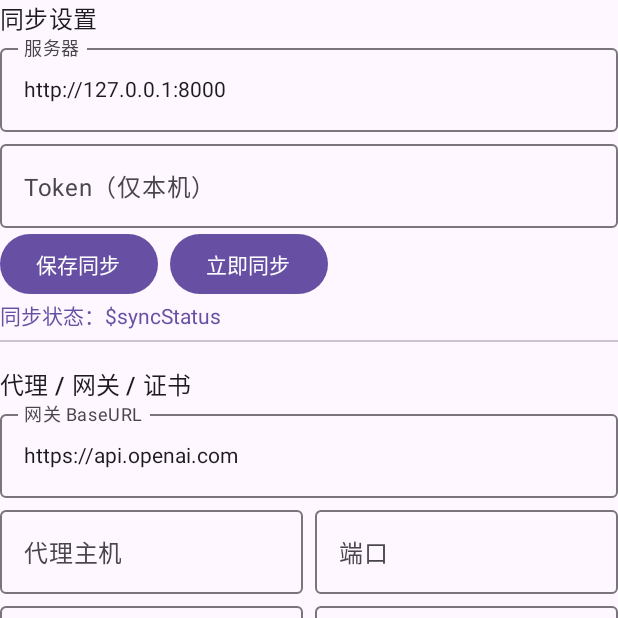
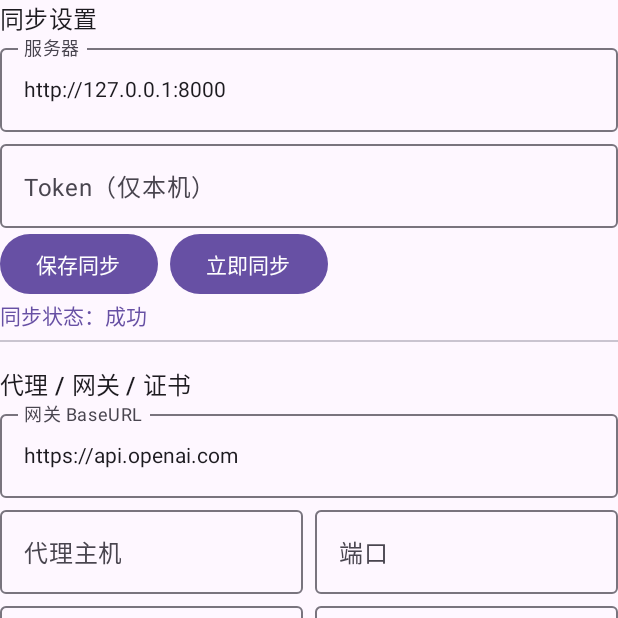
Before and after one commit to luoyang815-del/todo-ai, an Android app built with Jetpack Compose: the composable SettingsTab shown on its own in the app's theme, after a tap on "立即同步", on a phone screen of 412 x 824 dp, the top half of it. Run offline under Robolectric (Android 15) with nearby library versions, the phone set to English and light mode, and no system bars; 1 statement that could not run was skipped.

Commit message:
Update MainActivity.kt

```diff
--- a/app/src/main/java/com/aihelper/app/MainActivity.kt
+++ b/app/src/main/java/com/aihelper/app/MainActivity.kt
@@ -1,4 +1,3 @@
-
 package com.aihelper.app
 
 import android.os.Bundle
@@ -13,97 +12,156 @@ import androidx.compose.runtime.*
 import androidx.compose.ui.Modifier
 import androidx.compose.ui.text.input.PasswordVisualTransformation
 import androidx.compose.ui.unit.dp
-import com.aihelper.app.core.*
+import com.aihelper.app.core.Notifier
+import com.aihelper.app.core.Storage
+import com.aihelper.app.core.Todo
 import kotlinx.coroutines.launch
 
 class MainActivity : ComponentActivity() {
   override fun onCreate(savedInstanceState: Bundle?) {
     super.onCreate(savedInstanceState)
-    setContent { MainScreen() }
+    setContent { MainScreen() } // 注意：避免与 Application(App.kt) 同名
   }
 }
 
-@Composable fun MainScreen() {
+@Composable
+fun MainScreen() {
   var tab by remember { mutableStateOf(0) }
   var log by remember { mutableStateOf("") }
   MaterialTheme {
     Column(Modifier.fillMaxSize().padding(12.dp)) {
       TabRow(selectedTabIndex = tab) {
-        Tab(selected = tab==0, onClick={tab=0}, text={ Text("代办") })
-        Tab(selected = tab==1, onClick={tab=1}, text={ Text("聊天") })
-        Tab(selected = tab==2, onClick={tab=2}, text={ Text("设置") })
+        Tab(selected = tab == 0, onClick = { tab = 0 }, text = { Text("代办") })
+        Tab(selected = tab == 1, onClick = { tab = 1 }, text = { Text("聊天") })
+        Tab(selected = tab == 2, onClick = { tab = 2 }, text = { Text("设置") })
       }
       Spacer(Modifier.height(12.dp))
-      when(tab){ 0 -> TodoTab { log = it }; 1 -> ChatTab { log = it }; 2 -> SettingsTab { log = it } }
+      when (tab) {
+        0 -> TodoTab { log = it }
+        1 -> ChatTab { log = it }
+        2 -> SettingsTab { log = it }
+      }
       Spacer(Modifier.height(8.dp))
       if (log.isNotBlank()) Text(log)
     }
   }
 }
 
-@Composable fun TodoTab(onLog:(String)->Unit){
+@Composable
+fun TodoTab(onLog: (String) -> Unit) {
   val ctx = androidx.compose.ui.platform.LocalContext.current
   val scope = rememberCoroutineScope()
   var title by remember { mutableStateOf("") }
   var content by remember { mutableStateOf("") }
   var todos by remember { mutableStateOf(listOf<Todo>()) }
 
-  LaunchedEffect(Unit){ todos = Storage.loadTodos(ctx) }
+  LaunchedEffect(Unit) { todos = Storage.loadTodos(ctx) }
 
   Row(Modifier.fillMaxWidth(), horizontalArrangement = Arrangement.spacedBy(8.dp)) {
-    OutlinedTextField(title, {title=it}, label={Text("标题")}, modifier=Modifier.weight(1f))
-    OutlinedTextField(content, {content=it}, label={Text("内容")}, modifier=Modifier.weight(1f))
+    OutlinedTextField(
+      value = title,
+      onValueChange = { title = it },
+      label = { Text("标题") },
+      modifier = Modifier.weight(1f)
+    )
+    OutlinedTextField(
+      value = content,
+      onValueChange = { content = it },
+      label = { Text("内容") },
+      modifier = Modifier.weight(1f)
+    )
   }
+
   Spacer(Modifier.height(8.dp))
+
   Row(horizontalArrangement = Arrangement.spacedBy(8.dp)) {
     Button(onClick = {
       scope.launch {
-        if (title.isBlank() && content.isBlank()) { Toast.makeText(ctx, "请输入内容", Toast.LENGTH_SHORT).show(); return@launch }
+        if (title.isBlank() && content.isBlank()) {
+          Toast.makeText(ctx, "请输入内容", Toast.LENGTH_SHORT).show()
+          return@launch
+        }
         val now = System.currentTimeMillis()
-        val t = Todo(id = now.toString(), title = title.ifBlank{"(无标题)"}, content = content, updatedAt = now)
+        val t = Todo(
+          id = now.toString(),
+          title = title.ifBlank { "(无标题)" },
+          content = content,
+          updatedAt = now
+        )
         todos = listOf(t) + todos
         Storage.saveTodos(ctx, todos)
-        title=""; content=""
+        title = ""
+        content = ""
         Notifier.notify(ctx, "已写入代办", t.title)
         onLog("已写入代办并刷新列表")
       }
-    }){ Text("写入本地") }
+    }) { Text("写入本地") }
 
     Button(onClick = {
       scope.launch {
         val f = Storage.exportJson(ctx)
-        onLog("已导出到: ${'$'}{f.absolutePath}")
-        Toast.makeText(ctx, "导出完成: ${'$'}{f.name}", Toast.LENGTH_SHORT).show()
+        onLog("已导出到: ${f.absolutePath}")
+        Toast.makeText(ctx, "导出完成: ${f.name}", Toast.LENGTH_SHORT).show()
       }
-    }){ Text("导出数据") }
+    }) { Text("导出数据") }
   }
-  Spacer(Modifier.height(8.dp)); Divider()
-  Text("最近代办", style = MaterialTheme.typography.titleMedium, modifier = Modifier.padding(top=8.dp, bottom=8.dp))
-  LazyColumn(Modifier.fillMaxWidth().weight(1f, fill=false)) {
-    items(todos){ t -> Text("• " + (t.title.ifBlank{t.content}.take(60))) }
+
+  Spacer(Modifier.height(8.dp))
+  Divider()
+
+  Text(
+    "最近代办",
+    style = MaterialTheme.typography.titleMedium,
+    modifier = Modifier.padding(vertical = 8.dp)
+  )
+
+  LazyColumn(
+    modifier = Modifier
+      .fillMaxWidth()
+      .weight(1f, fill = false)
+  ) {
+    items(todos) { t ->
+      Text("• " + (t.title.ifBlank { t.content }.take(60)))
+    }
   }
 }
 
-@Composable fun ChatTab(onLog:(String)->Unit){
+@Composable
+fun ChatTab(onLog: (String) -> Unit) {
   val ctx = androidx.compose.ui.platform.LocalContext.current
   val scope = rememberCoroutineScope()
   var input by remember { mutableStateOf("请总结今天的代办，并生成 3 条下一步待办。") }
   var model by remember { mutableStateOf("gpt-4o-mini") }
   var reply by remember { mutableStateOf("") }
 
-  OutlinedTextField(model, {model=it}, label={Text("模型")}, modifier=Modifier.fillMaxWidth())
-  OutlinedTextField(input, {input=it}, label={Text("输入")}, modifier=Modifier.fillMaxWidth())
+  OutlinedTextField(
+    value = model,
+    onValueChange = { model = it },
+    label = { Text("模型") },
+    modifier = Modifier.fillMaxWidth()
+  )
+  OutlinedTextField(
+    value = input,
+    onValueChange = { input = it },
+    label = { Text("输入") },
+    modifier = Modifier.fillMaxWidth()
+  )
+
   Row(horizontalArrangement = Arrangement.spacedBy(8.dp)) {
     Button(onClick = {
       scope.launch {
+        // TODO: 对接你的网关/代理；此处为演示回复
         reply = "【示例回复】这是根据你的输入生成的总结与 3 条待办建议。"
         onLog("已收到回复并保存（本地）")
       }
-    }){ Text("发送") }
+    }) { Text("发送") }
 
     Button(onClick = {
       scope.launch {
-        if (reply.isBlank()) { Toast.makeText(ctx,"暂无回复内容",Toast.LENGTH_SHORT).show(); return@launch }
+        if (reply.isBlank()) {
+          Toast.makeText(ctx, "暂无回复内容", Toast.LENGTH_SHORT).show()
+          return@launch
+        }
         val now = System.currentTimeMillis()
         val t = Todo(id = now.toString(), title = reply.take(18), content = reply, updatedAt = now)
         val todos = Storage.loadTodos(ctx).let { listOf(t) + it }
@@ -111,12 +169,17 @@ class MainActivity : ComponentActivity() {
         Notifier.notify(ctx, "AI 转为代办", t.title)
         onLog("已将回复保存为代办")
       }
-    }){ Text("转为代办") }
+    }) { Text("转为代办") }
   }
-  if (reply.isNotBlank()) { Spacer(Modifier.height(8.dp)); Text("回复：\n"+reply) }
+
+  if (reply.isNotBlank()) {
+    Spacer(Modifier.height(8.dp))
+    Text("回复：\n$reply")
+  }
 }
 
-@Composable fun SettingsTab(onLog:(String)->Unit){
+@Composable
+fun SettingsTab(onLog: (String) -> Unit) {
   val ctx = androidx.compose.ui.platform.LocalContext.current
   var server by remember { mutableStateOf("http://127.0.0.1:8000") }
   var token by remember { mutableStateOf("") }
@@ -127,44 +190,87 @@ class MainActivity : ComponentActivity() {
   var proxyPass by remember { mutableStateOf("") }
   var syncStatus by remember { mutableStateOf("") }
 
-  LazyColumn(Modifier.fillMaxSize(), verticalArrangement = Arrangement.spacedBy(10.dp)) {
+  LazyColumn(
+    modifier = Modifier.fillMaxSize(),
+    verticalArrangement = Arrangement.spacedBy(10.dp)
+  ) {
     item {
-      Text("同步设置", style=MaterialTheme.typography.titleMedium)
-      OutlinedTextField(server, {server=it}, label={Text("服务器")}, modifier=Modifier.fillMaxWidth())
-      OutlinedTextField(token, {token=it}, label={Text("Token（仅本机）")}, visualTransformation=PasswordVisualTransformation(), modifier=Modifier.fillMaxWidth())
+      Text("同步设置", style = MaterialTheme.typography.titleMedium)
+      OutlinedTextField(
+        value = server,
+        onValueChange = { server = it },
+        label = { Text("服务器") },
+        modifier = Modifier.fillMaxWidth()
+      )
+      OutlinedTextField(
+        value = token,
+        onValueChange = { token = it },
+        label = { Text("Token（仅本机）") },
+        visualTransformation = PasswordVisualTransformation(),
+        modifier = Modifier.fillMaxWidth()
+      )
       Row(horizontalArrangement = Arrangement.spacedBy(8.dp)) {
-        Button(onClick = { onLog("已保存服务器/Token"); syncStatus=""; }){ Text("保存同步") }
+        Button(onClick = { onLog("已保存服务器/Token"); syncStatus = "" }) { Text("保存同步") }
         Button(onClick = {
-          // 示例：可改为 Sync.api(server).push/pull
-          syncStatus="成功"; onLog("立即同步: ok")
-        }){ Text("立即同步") }
+          // TODO：这里替换为 Sync.api(server).push/pull 的真实调用
+          syncStatus = "成功"
+          onLog("立即同步: ok")
+        }) { Text("立即同步") }
       }
       if (syncStatus.isNotBlank()) {
-        val color = if (syncStatus=="成功") MaterialTheme.colorScheme.primary else MaterialTheme.colorScheme.error
-        Text("同步状态：${'$'}syncStatus", color = color)
+        val color =
+          if (syncStatus == "成功") MaterialTheme.colorScheme.primary else MaterialTheme.colorScheme.error
+        Text("同步状态：$syncStatus", color = color)
       }
-      Divider(Modifier.padding(vertical=6.dp))
+      Divider(Modifier.padding(vertical = 6.dp))
     }
+
     item {
-      Text("代理 / 网关 / 证书", style=MaterialTheme.typography.titleMedium)
-      OutlinedTextField(gateway, {gateway=it}, label={Text("网关 BaseURL")}, modifier=Modifier.fillMaxWidth())
+      Text("代理 / 网关 / 证书", style = MaterialTheme.typography.titleMedium)
+      OutlinedTextField(
+        value = gateway,
+        onValueChange = { gateway = it },
+        label = { Text("网关 BaseURL") },
+        modifier = Modifier.fillMaxWidth()
+      )
       Row(horizontalArrangement = Arrangement.spacedBy(8.dp)) {
-        OutlinedTextField(proxyHost, {proxyHost=it}, label={Text("代理主机")}, modifier=Modifier.weight(1f))
-        OutlinedTextField(proxyPort, {proxyPort=it}, label={Text("端口")}, modifier=Modifier.weight(1f))
+        OutlinedTextField(
+          value = proxyHost,
+          onValueChange = { proxyHost = it },
+          label = { Text("代理主机") },
+          modifier = Modifier.weight(1f)
+        )
+        OutlinedTextField(
+          value = proxyPort,
+          onValueChange = { proxyPort = it },
+          label = { Text("端口") },
+          modifier = Modifier.weight(1f)
+        )
       }
       Row(horizontalArrangement = Arrangement.spacedBy(8.dp)) {
-        OutlinedTextField(proxyUser, {proxyUser=it}, label={Text("用户名")}, modifier=Modifier.weight(1f))
-        OutlinedTextField(proxyPass, {proxyPass=it}, label={Text("密码")}, visualTransformation=PasswordVisualTransformation(), modifier=Modifier.weight(1f))
+        OutlinedTextField(
+          value = proxyUser,
+          onValueChange = { proxyUser = it },
+          label = { Text("用户名") },
+          modifier = Modifier.weight(1f)
+        )
+        OutlinedTextField(
+          value = proxyPass,
+          onValueChange = { proxyPass = it },
+          label = { Text("密码") },
+          visualTransformation = PasswordVisualTransformation(),
+          modifier = Modifier.weight(1f)
+        )
       }
       Row(horizontalArrangement = Arrangement.spacedBy(8.dp)) {
-        Button(onClick = { }){ Text("无") }
-        Button(onClick = { }){ Text("HTTP") }
-        Button(onClick = { }){ Text("HTTPS") }
-        Button(onClick = { }){ Text("SOCKS") }
+        Button(onClick = { }) { Text("无") }
+        Button(onClick = { }) { Text("HTTP") }
+        Button(onClick = { }) { Text("HTTPS") }
+        Button(onClick = { }) { Text("SOCKS") }
       }
       Row(horizontalArrangement = Arrangement.spacedBy(8.dp)) {
-        Button(onClick = { onLog("已保存代理/网关") }){ Text("保存代理设置") }
-        Button(onClick = { onLog("自签CA：切换") }){ Text("自签CA(切换)") }
+        Button(onClick = { onLog("已保存代理/网关") }) { Text("保存代理设置") }
+        Button(onClick = { onLog("自签CA：切换") }) { Text("自签CA(切换)") }
       }
     }
   }
```
